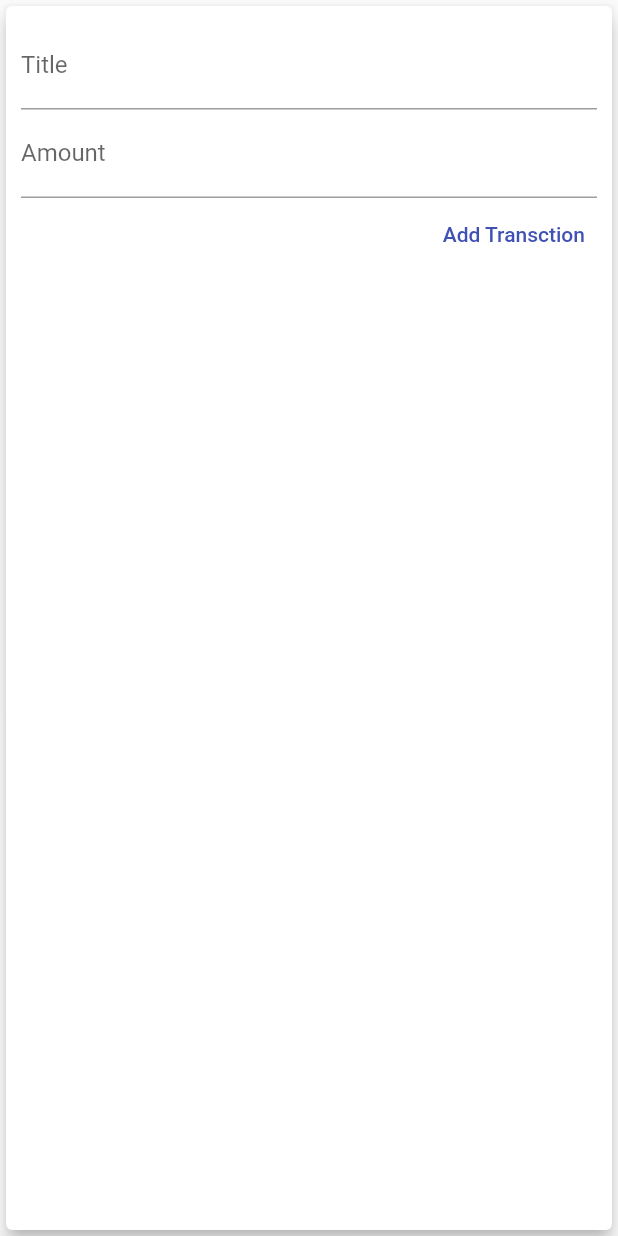
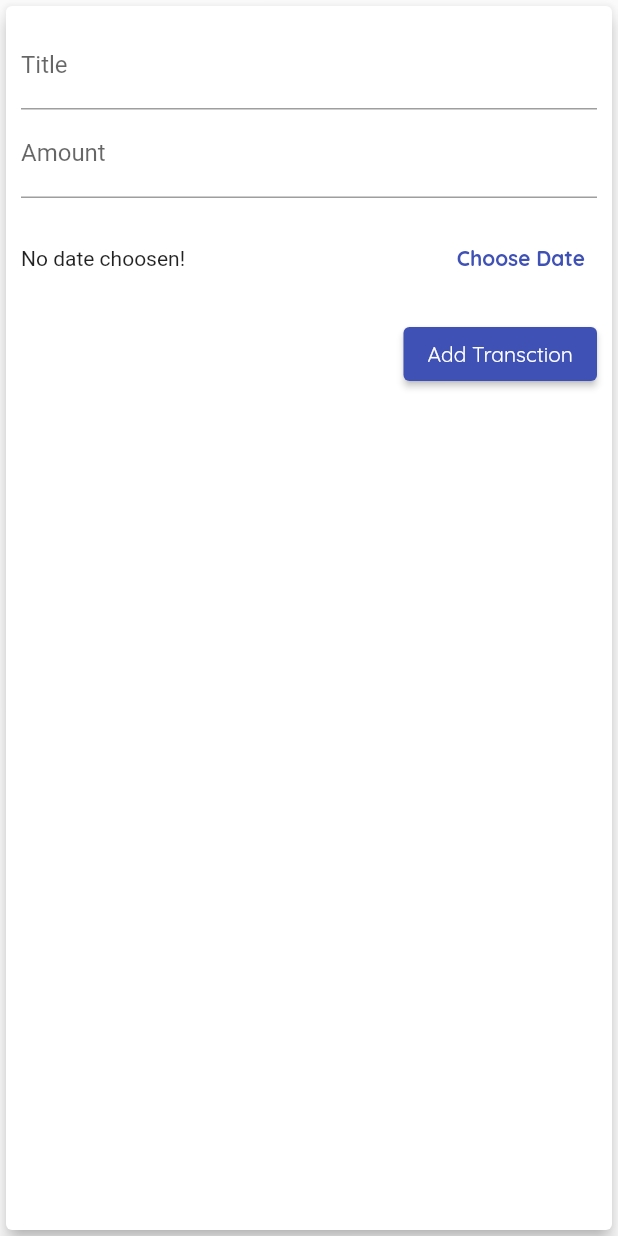
Before and after one commit to dsadasivani/expenses_manager_app, a Flutter app: the NewTransaction widget shown alone on an empty page, opened directly with empty values, after a tap on "Add Transction", on a phone screen of 412 x 824 dp. Run offline on Flutter 3.47's test engine with Material 2 defaults, Android fonts, the phone set to English and light mode, and no system bars.

Commit message:
Added date picker and delete icon

```diff
--- a/lib/widgets/new_transaction.dart
+++ b/lib/widgets/new_transaction.dart
@@ -1,4 +1,5 @@
 import 'package:flutter/material.dart';
+import 'package:intl/intl.dart';
 
 class NewTransaction extends StatefulWidget {
   final Function addNewTransaction;
@@ -9,21 +10,39 @@ class NewTransaction extends StatefulWidget {
 }
 
 class _NewTransactionState extends State<NewTransaction> {
-  final titleController = TextEditingController();
+  final _titleController = TextEditingController();
+  final amountController = TextEditingController();
+  DateTime _pickedDate;
 
-  final amountController = TextEditingController();
-
-  void submitData() {
-    if (titleController.text.isEmpty ||
+  void _submitData() {
+    if (_titleController.text.isEmpty ||
         (amountController.text.isEmpty ||
-            double.parse(amountController.text) <= 0)) {
+            double.parse(amountController.text) <= 0) ||
+        _pickedDate == null) {
       return;
     }
     widget.addNewTransaction(
-      titleController.text,
+      _titleController.text,
       double.parse(amountController.text),
+      _pickedDate,
     );
     Navigator.of(context).pop();
+  }
+
+  void _presentDatePicker() {
+    showDatePicker(
+      context: context,
+      initialDate: DateTime.now(),
+      firstDate: DateTime(2019),
+      lastDate: DateTime.now(),
+    ).then((date) {
+      if (date == null) {
+        return;
+      }
+      setState(() {
+        _pickedDate = date;
+      });
+    });
   }
 
   @override
@@ -37,22 +56,46 @@ class _NewTransactionState extends State<NewTransaction> {
           children: [
             TextField(
               decoration: InputDecoration(labelText: 'Title'),
-              controller: titleController,
+              controller: _titleController,
               // onChanged: (value) => inputTitle = value,
-              onSubmitted: (_) => submitData(),
+              onSubmitted: (_) => _submitData(),
             ),
             TextField(
               decoration: InputDecoration(labelText: 'Amount'),
               controller: amountController,
               keyboardType: TextInputType.number,
-              onSubmitted: (_) => submitData(),
+              onSubmitted: (_) => _submitData(),
               // onChanged: (value) => inputAmount = value,
             ),
-            TextButton(
-              onPressed: submitData,
+            Container(
+              height: 80,
+              child: Row(
+                children: [
+                  Expanded(
+                    child: Text(_pickedDate != null
+                        ? 'Picked Date : ${DateFormat.yMd().format(_pickedDate)}'
+                        : 'No date choosen!'),
+                  ),
+                  TextButton(
+                    onPressed: _presentDatePicker,
+                    child: Text(
+                      'Choose Date',
+                      style: TextStyle(
+                        fontWeight: FontWeight.bold,
+                      ),
+                    ),
+                    style: TextButton.styleFrom(
+                      primary: Theme.of(context).primaryColor,
+                    ),
+                  )
+                ],
+              ),
+            ),
+            ElevatedButton(
+              onPressed: _submitData,
               child: Text('Add Transction'),
               style: TextButton.styleFrom(
-                primary: Theme.of(context).primaryColor,
+                textStyle: Theme.of(context).textTheme.button,
               ),
             )
           ],
```
Also changed, not shown: lib/main.dart (+13 -5 lines), lib/widgets/transaction_list.dart (+8 -2 lines).
